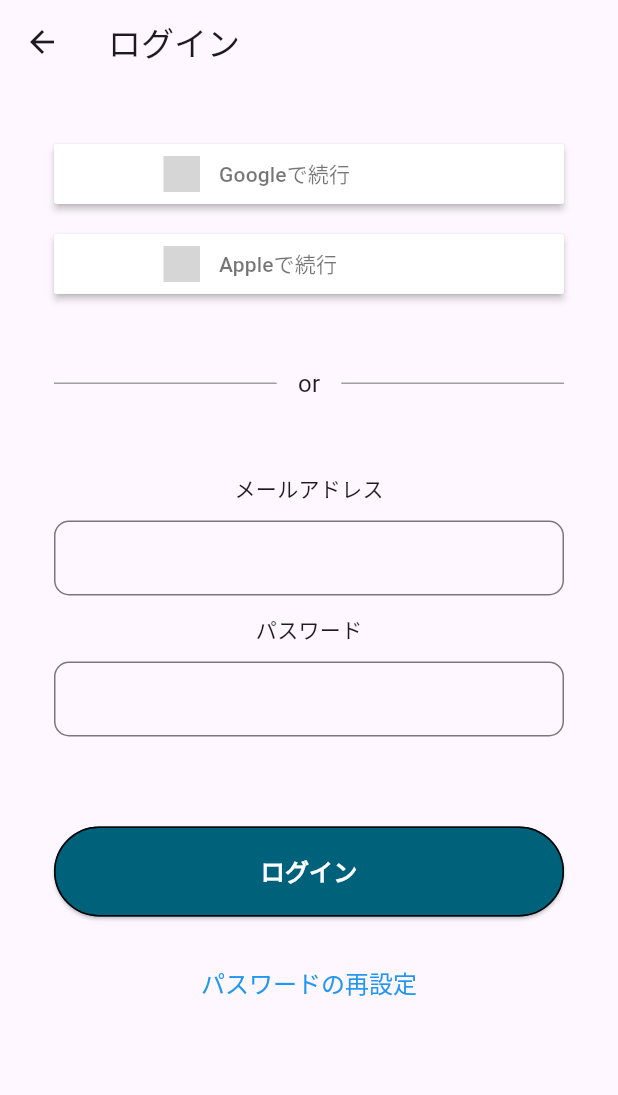
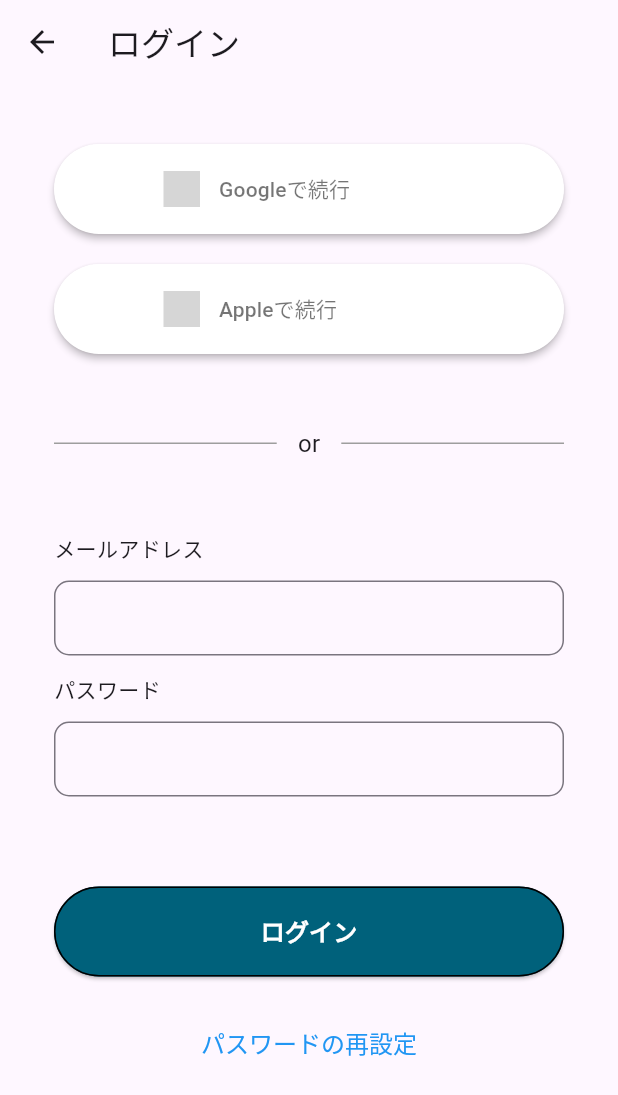
Before and after one commit to hinata2145/Easy_app, a Flutter app: the LoginPage screen opened directly, on a phone screen of 412 x 824 dp. Shown: the top 1095 px of the screen. Run offline on Flutter 3.47's test engine with Material 3 defaults, Android fonts, the phone set to English and light mode, and no system bars; drawn by our look-alikes of sign_in_button; grey boxes are pictures that could not be loaded.

Commit message:
コードの整理

```diff
--- a/lib/login_page.dart
+++ b/lib/login_page.dart
@@ -1,6 +1,7 @@
 import 'package:easy_app/component/common_button.dart';
 import 'package:easy_app/component/input_form.dart';
 import 'package:easy_app/home_page.dart';
+import 'package:easy_app/resetting_pass.dart';
 import 'package:flutter/gestures.dart';
 import 'package:flutter/material.dart';
 import 'package:sign_in_button/sign_in_button.dart';
@@ -20,33 +21,35 @@ class LoginPage extends StatelessWidget {
           child: Column(
             children: [
               SizedBox(
-                  height: 40,
+                  height: 60,
                   width: 340,
                   child: SignInButton(
                     Buttons.google,
                     text: "Googleで続行",
+                    shape: RoundedRectangleBorder(
+                        borderRadius: BorderRadius.circular(30)),
                     onPressed: () {},
                   )),
               const SizedBox(
                 height: 20,
               ),
               SizedBox(
-                height: 40,
+                height: 60,
                 width: 340,
                 child: SignInButton(
                   Buttons.apple,
                   text: "Appleで続行",
+                  shape: RoundedRectangleBorder(
+                      borderRadius: BorderRadius.circular(30)),
                   onPressed: () {},
                 ),
               ),
-              SizedBox(height: 48),
+              const SizedBox(height: 48),
               Column(
-                mainAxisAlignment: MainAxisAlignment.start,
                 children: [
                   Padding(
                     padding: const EdgeInsets.symmetric(horizontal: 36),
                     child: Row(
-                      mainAxisAlignment: MainAxisAlignment.center,
                       children: [
                         Expanded(
                           child: Container(
@@ -70,15 +73,18 @@ class LoginPage extends StatelessWidget {
                       ],
                     ),
                   ),
-                  SizedBox(height: 48),
-                  Text('メールアドレス'),
-                  SizedBox(height: 12),
-                  InputForm(),
-                  SizedBox(height: 12),
-                  Text('パスワード'),
-                  SizedBox(height: 12),
-                  InputForm(),
-                  SizedBox(height: 60),
+                  Column(
+                    crossAxisAlignment: CrossAxisAlignment.start,
+                    children: [
+                      const SizedBox(height: 48),
+                      const Text('メールアドレス'),
+                      const SizedBox(height: 12),
+                      const InputForm(),
+                      const SizedBox(height: 12),
+                      const Text('パスワード'),
+                      const SizedBox(height: 12),
+                      const InputForm(),
+                      const SizedBox(height: 60),
                       CommonButton(
                         text: 'ログイン',
                         onpressed: () {
@@ -92,6 +98,10 @@ class LoginPage extends StatelessWidget {
                       const SizedBox(
                         height: 32,
                       ),
+                    ],
+                  ),
+                ],
+              ),
               RichText(
                 text: TextSpan(
                   text: "パスワードの再設定",
@@ -101,12 +111,10 @@ class LoginPage extends StatelessWidget {
                       Navigator.push(
                         context,
                         MaterialPageRoute(
-                                builder: (context) => const LoginPage()),
+                            builder: (context) => const ResettingPass()),
                       );
                     },
                 ),
-                  ),
-                ],
               ),
             ],
           ),
```
Lines whose indentation alone changed are shown as unchanged.
